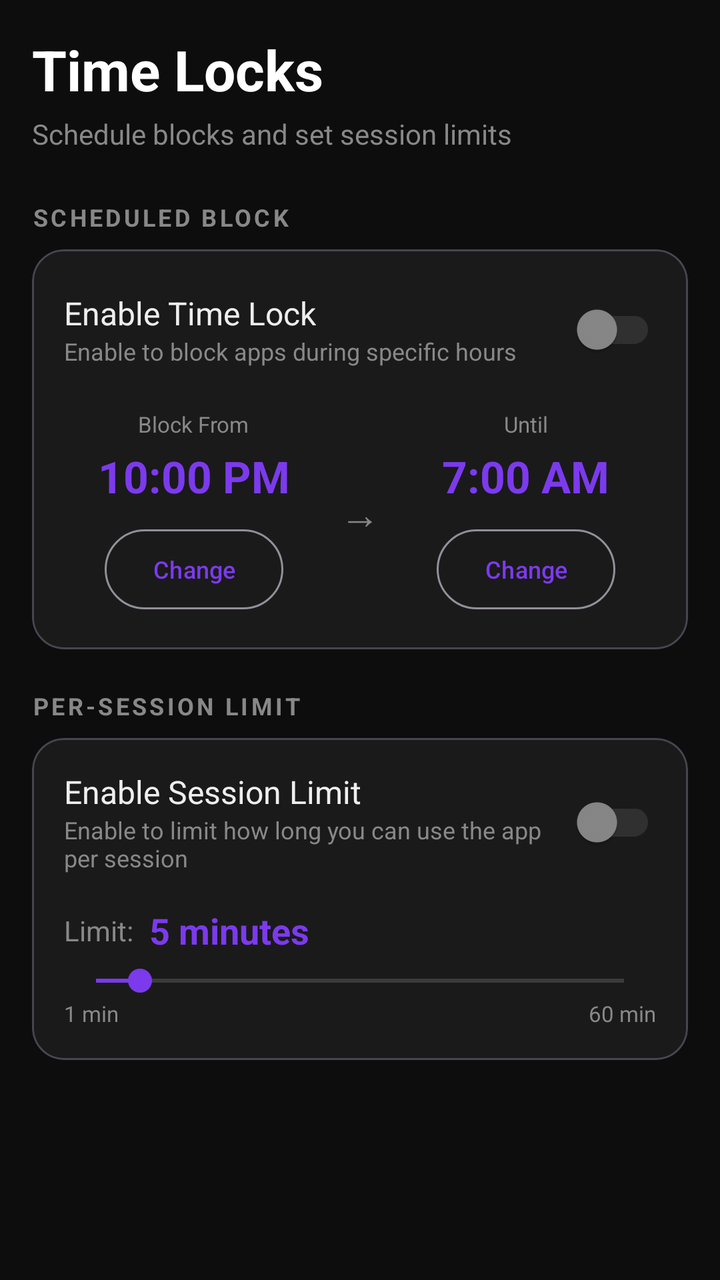
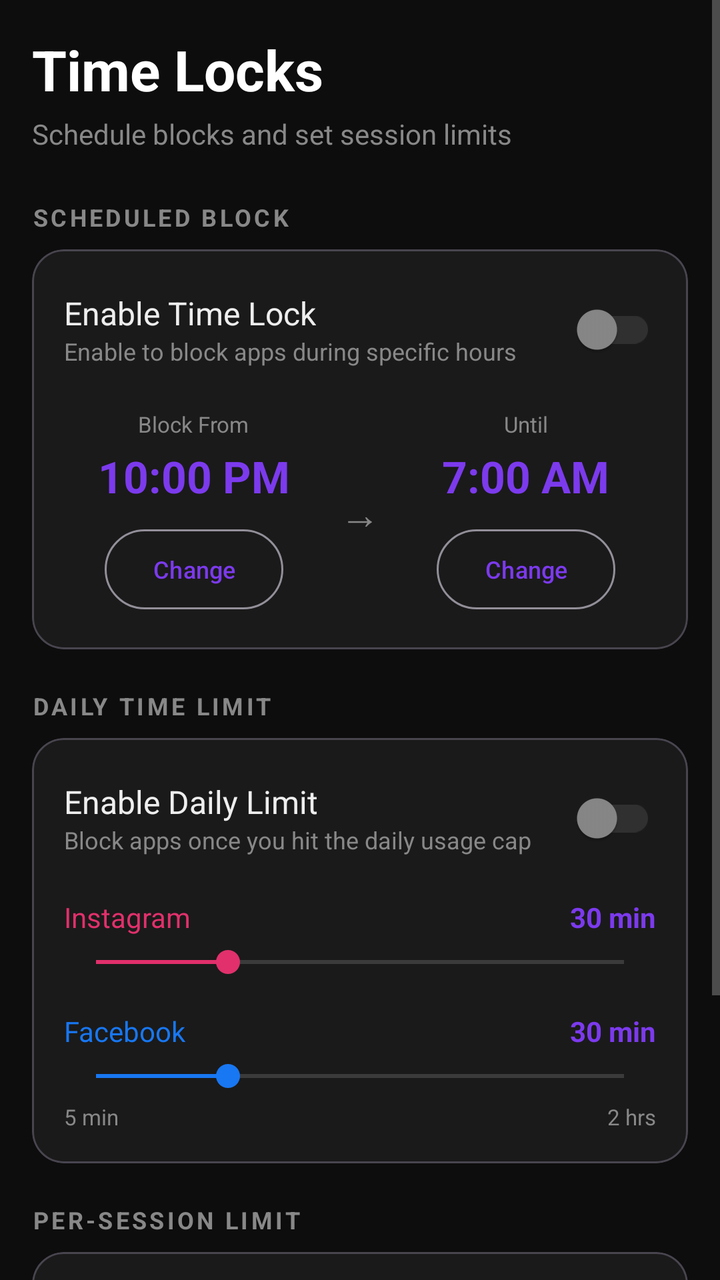

Two renders of the same Android screen: before a commit and after it. Below are the layout's source before the change and the commit's diff.
<!-- AndroidManifest.xml: application theme Theme.SocialGuard -->
<!-- res/layout/fragment_timelocks.xml -->
<?xml version="1.0" encoding="utf-8"?>
<ScrollView
    xmlns:android="http://schemas.android.com/apk/res/android"
    xmlns:app="http://schemas.android.com/apk/res-auto"
    android:layout_width="match_parent"
    android:layout_height="match_parent"
    android:background="@color/background">

    <LinearLayout
        android:layout_width="match_parent"
        android:layout_height="wrap_content"
        android:orientation="vertical"
        android:padding="16dp">

        <TextView
            android:layout_width="wrap_content"
            android:layout_height="wrap_content"
            android:text="Time Locks"
            android:textColor="@color/white"
            android:textSize="28sp"
            android:textStyle="bold"
            android:layout_marginBottom="4dp" />

        <TextView
            android:layout_width="wrap_content"
            android:layout_height="wrap_content"
            android:text="Schedule blocks and set session limits"
            android:textColor="@color/text_secondary"
            android:textSize="14sp"
            android:layout_marginBottom="24dp" />

        
        <TextView
            android:layout_width="wrap_content"
            android:layout_height="wrap_content"
            android:text="SCHEDULED BLOCK"
            android:textColor="@color/text_secondary"
            android:textSize="12sp"
            android:textStyle="bold"
            android:letterSpacing="0.12"
            android:layout_marginBottom="8dp" />

        <com.google.android.material.card.MaterialCardView
            android:layout_width="match_parent"
            android:layout_height="wrap_content"
            android:layout_marginBottom="20dp"
            app:cardBackgroundColor="@color/surface"
            app:cardCornerRadius="16dp">

            <LinearLayout
                android:layout_width="match_parent"
                android:layout_height="wrap_content"
                android:orientation="vertical"
                android:padding="16dp">

                
                <LinearLayout
                    android:layout_width="match_parent"
                    android:layout_height="wrap_content"
                    android:orientation="horizontal"
                    android:gravity="center_vertical"
                    android:layout_marginBottom="16dp">

                    <LinearLayout
                        android:layout_width="0dp"
                        android:layout_height="wrap_content"
                        android:layout_weight="1"
                        android:orientation="vertical">

                        <TextView
                            android:layout_width="wrap_content"
                            android:layout_height="wrap_content"
                            android:text="Enable Time Lock"
                            android:textColor="@color/text_primary"
                            android:textSize="16sp" />

                        <TextView
                            android:id="@+id/tv_time_lock_desc"
                            android:layout_width="wrap_content"
                            android:layout_height="wrap_content"
                            android:text="Enable to block apps during specific hours"
                            android:textColor="@color/text_secondary"
                            android:textSize="12sp" />
                    </LinearLayout>

                    <com.google.android.material.switchmaterial.SwitchMaterial
                        android:id="@+id/switch_time_lock"
                        android:layout_width="wrap_content"
                        android:layout_height="wrap_content" />
                </LinearLayout>

                
                <LinearLayout
                    android:layout_width="match_parent"
                    android:layout_height="wrap_content"
                    android:orientation="horizontal"
                    android:gravity="center_vertical">

                    <LinearLayout
                        android:layout_width="0dp"
                        android:layout_height="wrap_content"
                        android:layout_weight="1"
                        android:orientation="vertical"
                        android:gravity="center">

                        <TextView
                            android:layout_width="wrap_content"
                            android:layout_height="wrap_content"
                            android:text="Block From"
                            android:textColor="@color/text_secondary"
                            android:textSize="11sp"
                            android:layout_marginBottom="4dp" />

                        <TextView
                            android:id="@+id/tv_start_time"
                            android:layout_width="wrap_content"
                            android:layout_height="wrap_content"
                            android:text="10:00 PM"
                            android:textColor="@color/primary"
                            android:textSize="22sp"
                            android:textStyle="bold" />

                        <com.google.android.material.button.MaterialButton
                            android:id="@+id/btn_pick_start_time"
                            style="@style/Widget.Material3.Button.OutlinedButton"
                            android:layout_width="wrap_content"
                            android:layout_height="wrap_content"
                            android:layout_marginTop="8dp"
                            android:text="Change"
                            android:textSize="12sp" />
                    </LinearLayout>

                    <TextView
                        android:layout_width="wrap_content"
                        android:layout_height="wrap_content"
                        android:text="→"
                        android:textColor="@color/text_secondary"
                        android:textSize="20sp"
                        android:layout_marginHorizontal="8dp" />

                    <LinearLayout
                        android:layout_width="0dp"
                        android:layout_height="wrap_content"
                        android:layout_weight="1"
                        android:orientation="vertical"
                        android:gravity="center">

                        <TextView
                            android:layout_width="wrap_content"
                            android:layout_height="wrap_content"
                            android:text="Until"
                            android:textColor="@color/text_secondary"
                            android:textSize="11sp"
                            android:layout_marginBottom="4dp" />

                        <TextView
                            android:id="@+id/tv_end_time"
                            android:layout_width="wrap_content"
                            android:layout_height="wrap_content"
                            android:text="7:00 AM"
                            android:textColor="@color/primary"
                            android:textSize="22sp"
                            android:textStyle="bold" />

                        <com.google.android.material.button.MaterialButton
                            android:id="@+id/btn_pick_end_time"
                            style="@style/Widget.Material3.Button.OutlinedButton"
                            android:layout_width="wrap_content"
                            android:layout_height="wrap_content"
                            android:layout_marginTop="8dp"
                            android:text="Change"
                            android:textSize="12sp" />
                    </LinearLayout>
                </LinearLayout>

            </LinearLayout>
        </com.google.android.material.card.MaterialCardView>

        
        <TextView
            android:layout_width="wrap_content"
            android:layout_height="wrap_content"
            android:text="PER-SESSION LIMIT"
            android:textColor="@color/text_secondary"
            android:textSize="12sp"
            android:textStyle="bold"
            android:letterSpacing="0.12"
            android:layout_marginBottom="8dp" />

        <com.google.android.material.card.MaterialCardView
            android:layout_width="match_parent"
            android:layout_height="wrap_content"
            android:layout_marginBottom="20dp"
            app:cardBackgroundColor="@color/surface"
            app:cardCornerRadius="16dp">

            <LinearLayout
                android:layout_width="match_parent"
                android:layout_height="wrap_content"
                android:orientation="vertical"
                android:padding="16dp">

                
                <LinearLayout
                    android:layout_width="match_parent"
                    android:layout_height="wrap_content"
                    android:orientation="horizontal"
                    android:gravity="center_vertical"
                    android:layout_marginBottom="16dp">

                    <LinearLayout
                        android:layout_width="0dp"
                        android:layout_height="wrap_content"
                        android:layout_weight="1"
                        android:orientation="vertical">

                        <TextView
                            android:layout_width="wrap_content"
                            android:layout_height="wrap_content"
                            android:text="Enable Session Limit"
                            android:textColor="@color/text_primary"
                            android:textSize="16sp" />

                        <TextView
                            android:id="@+id/tv_session_desc"
                            android:layout_width="wrap_content"
                            android:layout_height="wrap_content"
                            android:text="Enable to limit how long you can use the app per session"
                            android:textColor="@color/text_secondary"
                            android:textSize="12sp" />
                    </LinearLayout>

                    <com.google.android.material.switchmaterial.SwitchMaterial
                        android:id="@+id/switch_session_limit"
                        android:layout_width="wrap_content"
                        android:layout_height="wrap_content" />
                </LinearLayout>

                
                <LinearLayout
                    android:layout_width="match_parent"
                    android:layout_height="wrap_content"
                    android:orientation="horizontal"
                    android:gravity="center_vertical"
                    android:layout_marginBottom="4dp">

                    <TextView
                        android:layout_width="wrap_content"
                        android:layout_height="wrap_content"
                        android:text="Limit:"
                        android:textColor="@color/text_secondary"
                        android:textSize="14sp"
                        android:layout_marginEnd="8dp" />

                    <TextView
                        android:id="@+id/tv_session_minutes"
                        android:layout_width="wrap_content"
                        android:layout_height="wrap_content"
                        android:text="5 minutes"
                        android:textColor="@color/primary"
                        android:textSize="18sp"
                        android:textStyle="bold" />
                </LinearLayout>

                <SeekBar
                    android:id="@+id/seek_bar_session"
                    android:layout_width="match_parent"
                    android:layout_height="wrap_content"
                    android:max="60"
                    android:progress="5"
                    android:progressTint="@color/primary"
                    android:thumbTint="@color/primary" />

                <LinearLayout
                    android:layout_width="match_parent"
                    android:layout_height="wrap_content"
                    android:orientation="horizontal">
                    <TextView
                        android:layout_width="0dp"
                        android:layout_height="wrap_content"
                        android:layout_weight="1"
                        android:text="1 min"
                        android:textColor="@color/text_secondary"
                        android:textSize="11sp" />
                    <TextView
                        android:layout_width="wrap_content"
                        android:layout_height="wrap_content"
                        android:text="60 min"
                        android:textColor="@color/text_secondary"
                        android:textSize="11sp" />
                </LinearLayout>

            </LinearLayout>
        </com.google.android.material.card.MaterialCardView>

    </LinearLayout>
</ScrollView>
<!-- resources referenced by this layout -->
<resources>
  <color name="background">#0D0D0D</color>
  <color name="primary">#7C3AED</color>
  <color name="surface">#1A1A1A</color>
  <color name="text_primary">#EEEEEE</color>
  <color name="text_secondary">#888888</color>
  <color name="white">#FFFFFF</color>
  <style name="Theme.SocialGuard" parent="Theme.Material3.Dark.NoActionBar">
          <item name="colorPrimary">@color/primary</item>
          <item name="colorPrimaryVariant">@color/primary_variant</item>
          <item name="colorOnPrimary">@color/on_primary</item>
          <item name="colorSurface">@color/surface</item>
          <item name="colorSurfaceVariant">@color/surface_variant</item>
          <item name="android:colorBackground">@color/background</item>
          <item name="android:windowBackground">@color/background</item>
          <item name="android:statusBarColor">@color/background</item>
          <item name="android:navigationBarColor">@color/surface</item>
          <item name="android:textColorPrimary">@color/text_primary</item>
          <item name="android:textColorSecondary">@color/text_secondary</item>
          <item name="switchStyle">@style/SocialGuardSwitch</item>
      </style>
  <color name="primary_variant">#6D28D9</color>
  <color name="on_primary">#FFFFFF</color>
  <color name="surface_variant">#2A2A2A</color>
  <style name="SocialGuardSwitch" parent="Widget.Material3.CompoundButton.Switch">
          <item name="thumbTint">@color/switch_thumb_color</item>
          <item name="trackTint">@color/switch_track_color</item>
      </style>
</resources>

<!-- the commit's change to res/layout/fragment_timelocks.xml (unified diff, before → after) -->
@@ -180,6 +180,167 @@
         <TextView
             android:layout_width="wrap_content"
             android:layout_height="wrap_content"
+            android:text="DAILY TIME LIMIT"
+            android:textColor="@color/text_secondary"
+            android:textSize="12sp"
+            android:textStyle="bold"
+            android:letterSpacing="0.12"
+            android:layout_marginBottom="8dp" />
+
+        <com.google.android.material.card.MaterialCardView
+            android:layout_width="match_parent"
+            android:layout_height="wrap_content"
+            android:layout_marginBottom="20dp"
+            app:cardBackgroundColor="@color/surface"
+            app:cardCornerRadius="16dp">
+
+            <LinearLayout
+                android:layout_width="match_parent"
+                android:layout_height="wrap_content"
+                android:orientation="vertical"
+                android:padding="16dp">
+
+                <LinearLayout
+                    android:layout_width="match_parent"
+                    android:layout_height="wrap_content"
+                    android:orientation="horizontal"
+                    android:gravity="center_vertical"
+                    android:layout_marginBottom="16dp">
+
+                    <LinearLayout
+                        android:layout_width="0dp"
+                        android:layout_height="wrap_content"
+                        android:layout_weight="1"
+                        android:orientation="vertical">
+
+                        <TextView
+                            android:layout_width="wrap_content"
+                            android:layout_height="wrap_content"
+                            android:text="Enable Daily Limit"
+                            android:textColor="@color/text_primary"
+                            android:textSize="16sp" />
+
+                        <TextView
+                            android:id="@+id/tv_daily_limit_desc"
+                            android:layout_width="wrap_content"
+                            android:layout_height="wrap_content"
+                            android:text="Block apps once you hit the daily usage cap"
+                            android:textColor="@color/text_secondary"
+                            android:textSize="12sp" />
+                    </LinearLayout>
+
+                    <com.google.android.material.switchmaterial.SwitchMaterial
+                        android:id="@+id/switch_daily_limit"
+                        android:layout_width="wrap_content"
+                        android:layout_height="wrap_content" />
+                </LinearLayout>
+
+                
+                <LinearLayout
+                    android:id="@+id/layout_daily_limit_controls"
+                    android:layout_width="match_parent"
+                    android:layout_height="wrap_content"
+                    android:orientation="vertical">
+
+                    <LinearLayout
+                        android:layout_width="match_parent"
+                        android:layout_height="wrap_content"
+                        android:orientation="horizontal"
+                        android:gravity="center_vertical"
+                        android:layout_marginBottom="4dp">
+
+                        <TextView
+                            android:layout_width="0dp"
+                            android:layout_height="wrap_content"
+                            android:layout_weight="1"
+                            android:text="Instagram"
+                            android:textColor="@color/instagram_color"
+                            android:textSize="14sp" />
+
+                        <TextView
+                            android:id="@+id/tv_daily_instagram_minutes"
+                            android:layout_width="wrap_content"
+                            android:layout_height="wrap_content"
+                            android:text="30 min"
+                            android:textColor="@color/primary"
+                            android:textSize="14sp"
+                            android:textStyle="bold" />
+                    </LinearLayout>
+
+                    <SeekBar
+                        android:id="@+id/seek_daily_instagram"
+                        android:layout_width="match_parent"
+                        android:layout_height="wrap_content"
+                        android:max="120"
+                        android:progress="30"
+                        android:progressTint="@color/instagram_color"
+                        android:thumbTint="@color/instagram_color"
+                        android:layout_marginBottom="16dp" />
+
+                    
+                    <LinearLayout
+                        android:layout_width="match_parent"
+                        android:layout_height="wrap_content"
+                        android:orientation="horizontal"
+                        android:gravity="center_vertical"
+                        android:layout_marginBottom="4dp">
+
+                        <TextView
+                            android:layout_width="0dp"
+                            android:layout_height="wrap_content"
+                            android:layout_weight="1"
+                            android:text="Facebook"
+                            android:textColor="@color/facebook_color"
+                            android:textSize="14sp" />
+
+                        <TextView
+                            android:id="@+id/tv_daily_facebook_minutes"
+                            android:layout_width="wrap_content"
+                            android:layout_height="wrap_content"
+                            android:text="30 min"
+                            android:textColor="@color/primary"
+                            android:textSize="14sp"
+                            android:textStyle="bold" />
+                    </LinearLayout>
+
+                    <SeekBar
+                        android:id="@+id/seek_daily_facebook"
+                        android:layout_width="match_parent"
+                        android:layout_height="wrap_content"
+                        android:max="120"
+                        android:progress="30"
+                        android:progressTint="@color/facebook_color"
+                        android:thumbTint="@color/facebook_color" />
+
+                    <LinearLayout
+                        android:layout_width="match_parent"
+                        android:layout_height="wrap_content"
+                        android:orientation="horizontal"
+                        android:layout_marginTop="4dp">
+                        <TextView
+                            android:layout_width="0dp"
+                            android:layout_height="wrap_content"
+                            android:layout_weight="1"
+                            android:text="5 min"
+                            android:textColor="@color/text_secondary"
+                            android:textSize="11sp" />
+                        <TextView
+                            android:layout_width="wrap_content"
+                            android:layout_height="wrap_content"
+                            android:text="2 hrs"
+                            android:textColor="@color/text_secondary"
+                            android:textSize="11sp" />
+                    </LinearLayout>
+
+                </LinearLayout>
+
+            </LinearLayout>
+        </com.google.android.material.card.MaterialCardView>
+
+        
+        <TextView
+            android:layout_width="wrap_content"
+            android:layout_height="wrap_content"
             android:text="PER-SESSION LIMIT"
             android:textColor="@color/text_secondary"
             android:textSize="12sp"
<!-- resource entries referenced after the edit -->
@@ -1,6 +1,8 @@
 <!-- resources referenced by this layout -->
 <resources>
   <color name="background">#0D0D0D</color>
+  <color name="facebook_color">#1877F2</color>
+  <color name="instagram_color">#E1306C</color>
   <color name="primary">#7C3AED</color>
   <color name="surface">#1A1A1A</color>
   <color name="text_primary">#EEEEEE</color>
